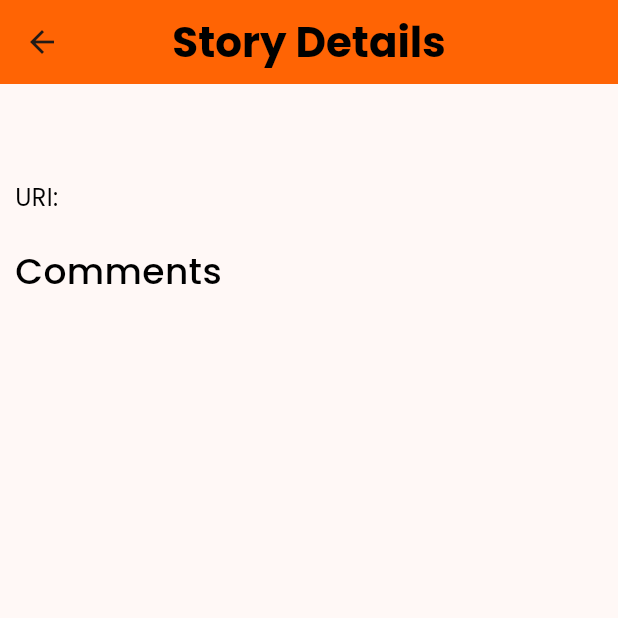
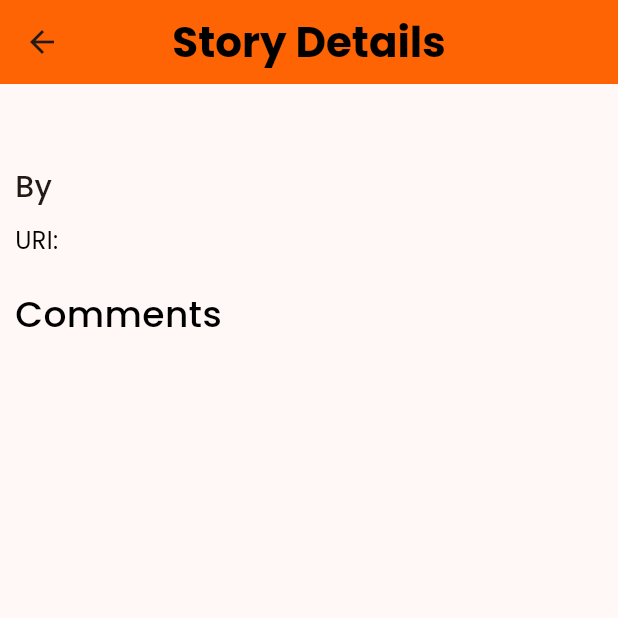
Before and after one commit to JothishKamal/hackernewsapp, a Flutter app: the StoryDetailsPage screen opened directly with empty values, on a phone screen of 412 x 824 dp, the top half of it. Run offline on Flutter 3.47's test engine with Material 3 defaults, Android fonts, the phone set to English and light mode, and no system bars; our stand-ins replace flutter_html; missing offline and left inert: flutter_web_browser; network calls fail.

```diff
--- a/lib/pages/storypage.dart
+++ b/lib/pages/storypage.dart
@@ -1,15 +1,22 @@
 import 'dart:convert';
+import 'package:hackernews/pages/userpage.dart';
 import 'package:http/http.dart' as http;
 import 'package:flutter_html/flutter_html.dart';
 import 'package:flutter/material.dart';
 import 'package:flutter_web_browser/flutter_web_browser.dart';
+import 'package:intl/intl.dart';
 
 import 'package:hackernews/models/comment.dart';
 
-class StoryDetailsPage extends StatelessWidget {
+class StoryDetailsPage extends StatefulWidget {
   final Map<String, dynamic> result;
   const StoryDetailsPage({super.key, required this.result});
 
+  @override
+  State<StoryDetailsPage> createState() => _StoryDetailsPageState();
+}
+
+class _StoryDetailsPageState extends State<StoryDetailsPage> {
   @override
   Widget build(BuildContext context) {
     return SafeArea(
@@ -20,10 +27,23 @@ class StoryDetailsPage extends StatelessWidget {
             Padding(
               padding: const EdgeInsets.all(10.0),
               child: Text(
-                '${result['title']}',
+                '${widget.result['title']}',
                 style: const TextStyle(
                   fontSize: 24,
-                  fontWeight: FontWeight.w500,
+                  fontWeight: FontWeight.w600,
+                ),
+              ),
+            ),
+            GestureDetector(
+              onTap: () => _onUserTap(widget.result['by']),
+              child: Padding(
+                padding: const EdgeInsets.only(left: 10.0),
+                child: Text(
+                  'By ${widget.result['by']}',
+                  style: const TextStyle(
+                    fontSize: 20,
+                    fontWeight: FontWeight.w500,
+                  ),
                 ),
               ),
             ),
@@ -40,11 +60,11 @@ class StoryDetailsPage extends StatelessWidget {
                   ),
                   Expanded(
                     child: GestureDetector(
-                      onTap: () => _launchURL(result['url']),
+                      onTap: () => _launchURL(widget.result['url']),
                       child: Padding(
                         padding: const EdgeInsets.symmetric(horizontal: 10.0),
                         child: Text(
-                          '${result['url']}',
+                          '${widget.result['url']}',
                           style: const TextStyle(
                             color: Colors.blue,
                             fontSize: 16,
@@ -69,7 +89,7 @@ class StoryDetailsPage extends StatelessWidget {
                         color: Colors.black),
                   ),
                   Text(
-                    '${result['descendants']}',
+                    '${widget.result['descendants']}',
                     style: const TextStyle(
                         fontSize: 24,
                         fontWeight: FontWeight.w500,
@@ -78,7 +98,7 @@ class StoryDetailsPage extends StatelessWidget {
                 ],
               ),
             ),
-            _buildComments(result['kids'], 0),
+            _buildComments(widget.result['kids'], 0),
           ],
         ),
       ),
@@ -134,6 +154,15 @@ class StoryDetailsPage extends StatelessWidget {
     }
   }
 
+  void _onUserTap(String userId) {
+    Navigator.push(
+      context,
+      MaterialPageRoute(
+        builder: (context) => UserDetailsPage(userId: userId,),
+      ),
+    );
+  }
+
   Widget _buildComment(Comment comment) {
     return Padding(
       padding: const EdgeInsets.only(left: 10.0),
@@ -154,9 +183,12 @@ class StoryDetailsPage extends StatelessWidget {
                 child: Column(
                   crossAxisAlignment: CrossAxisAlignment.start,
                   children: [
-                    Text(
-                      comment.by,
-                      style: const TextStyle(fontWeight: FontWeight.bold),
+                    GestureDetector(
+                      onTap: () => _onUserTap(comment.by),
+                      child: Text(
+                        '${comment.by} - ${DateFormat("MMMM d, yyyy 'at' h:mm a").format(DateTime.fromMillisecondsSinceEpoch(comment.time * 1000))}',
+                        style: const TextStyle(fontWeight: FontWeight.bold),
+                      ),
                     ),
                     Padding(
                       padding: const EdgeInsets.symmetric(vertical: 10.0),
--- a/pubspec.yaml
+++ b/pubspec.yaml
@@ -39,7 +39,7 @@ dependencies:
   http: ^1.2.1
   flutter_web_browser: ^0.17.1
   flutter_html: ^3.0.0-beta.2
-  flutter_linkify: ^6.0.0
+  intl: ^0.19.0
 
 dev_dependencies:
   flutter_test:
```
Also changed, not shown: lib/models/user.dart (added, +22 -0 lines), lib/pages/userpage.dart (added, +93 -0 lines), pubspec.lock.
